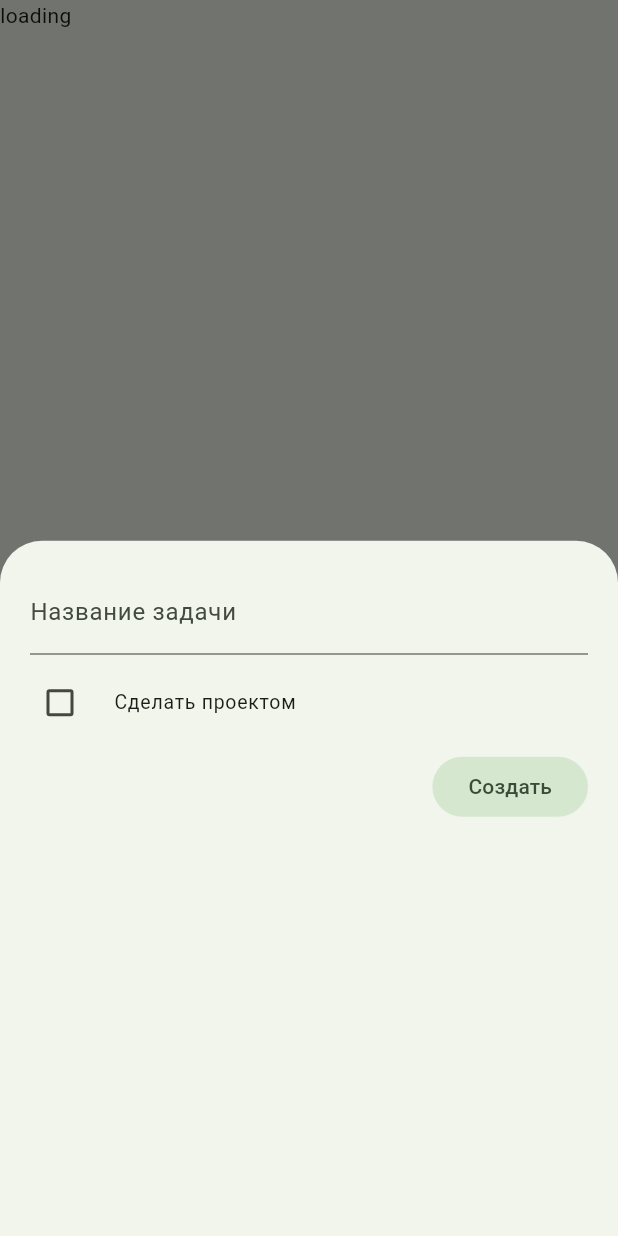
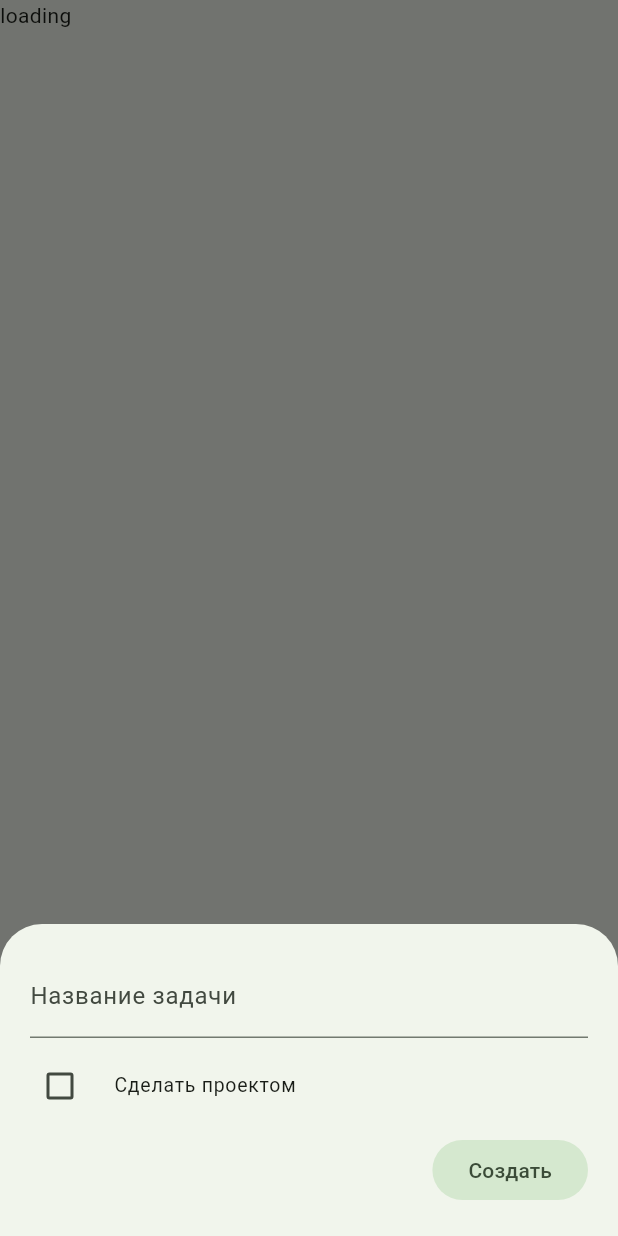
Before and after one commit to nikshel/todoer, a Flutter app: the TaskTreePage screen opened directly, after a tap on the "add" icon, on a phone screen of 412 x 824 dp. Run offline on Flutter 3.47's test engine with Material 3 defaults, Android fonts, the phone set to English and light mode, and no system bars; drawn by our look-alikes of flutter_form_builder; our stand-ins replace easy_sidemenu, form_builder_validators, sqflite_common_ffi; missing offline and left inert: flutter_fancy_tree_view, window_manager; accounts and stored records are empty; statements that could not run were skipped.

Commit message:
Fix create task form for phones

```diff
--- a/lib/main.dart
+++ b/lib/main.dart
@@ -1,16 +1,18 @@
+import 'dart:io';
+
 import 'package:flutter/material.dart';
 import 'package:provider/provider.dart';
 import 'package:todoer/db/open.dart';
 import 'package:todoer/models/storage.dart';
-import 'package:todoer/pages/task_tree.dart';
 import 'package:window_manager/window_manager.dart';
 
 import 'pages/home.dart';
 
 void main() async {
   WidgetsFlutterBinding.ensureInitialized();
+
+  if (Platform.isMacOS || Platform.isLinux || Platform.isWindows) {
     await windowManager.ensureInitialized();
-
     windowManager.waitUntilReadyToShow(
       const WindowOptions(
         size: Size(400, 800),
@@ -21,6 +23,7 @@ void main() async {
         await windowManager.focus();
       },
     );
+  }
 
   var db = await openDatabase();
   var storage = TreeStorage(db);
--- a/lib/pages/task_tree.dart
+++ b/lib/pages/task_tree.dart
@@ -33,6 +33,7 @@ class TaskTreePage extends StatelessWidget {
   Future<void> createTask(BuildContext context, [int? parentId]) async {
     var formResult = await showModalBottomSheet<Map<String, dynamic>>(
       context: context,
+      isScrollControlled: true,
       builder: (_) => CreateTaskForm(),
     );
     if (formResult == null || !context.mounted) {
--- a/lib/widgets/create_task_form.dart
+++ b/lib/widgets/create_task_form.dart
@@ -10,13 +10,13 @@ class CreateTaskForm extends StatelessWidget {
   @override
   Widget build(BuildContext context) {
     return Container(
-      padding: const EdgeInsets.all(20),
-      child: Center(
+      padding: MediaQuery.of(context).viewInsets.add(const EdgeInsets.all(20)),
       child: FormBuilder(
         key: _formKey,
         autovalidateMode: AutovalidateMode.onUserInteraction,
         child: Column(
           mainAxisAlignment: MainAxisAlignment.start,
+          mainAxisSize: MainAxisSize.min,
           children: [
             FormBuilderTextField(
               name: 'title',
@@ -42,7 +42,6 @@ class CreateTaskForm extends StatelessWidget {
           ],
         ),
       ),
-      ),
     );
   }
 
```
Lines whose indentation alone changed are shown as unchanged.
